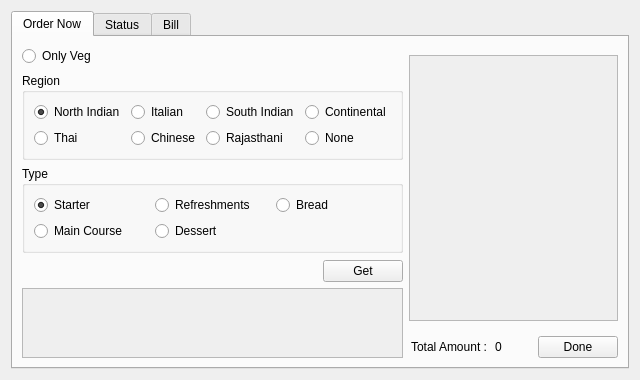
Before: the Qt Designer form frontend/customer_wid.ui in therealrahulsahu/se_project, drawn with Qt 5.
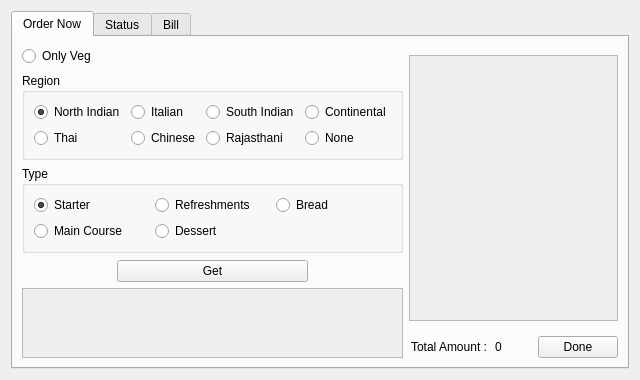
After: the same form once the commit is applied.

```diff
--- a/frontend/customer_wid.ui
+++ b/frontend/customer_wid.ui
@@ -229,7 +229,7 @@
           </spacer>
          </item>
          <item>
-          <layout class="QHBoxLayout" name="horizontalLayout_5">
+          <layout class="QHBoxLayout" name="horizontalLayout_5" stretch="1,2,1">
            <item>
             <spacer name="horizontalSpacer">
              <property name="orientation">
@@ -250,6 +250,19 @@
              </property>
             </widget>
            </item>
+           <item>
+            <spacer name="horizontalSpacer_10">
+             <property name="orientation">
+              <enum>Qt::Horizontal</enum>
+             </property>
+             <property name="sizeHint" stdset="0">
+              <size>
+               <width>40</width>
+               <height>20</height>
+              </size>
+             </property>
+            </spacer>
+           </item>
           </layout>
          </item>
          <item>
```
Left out of the diff: 4 changed lines with no effect on the pictures.
